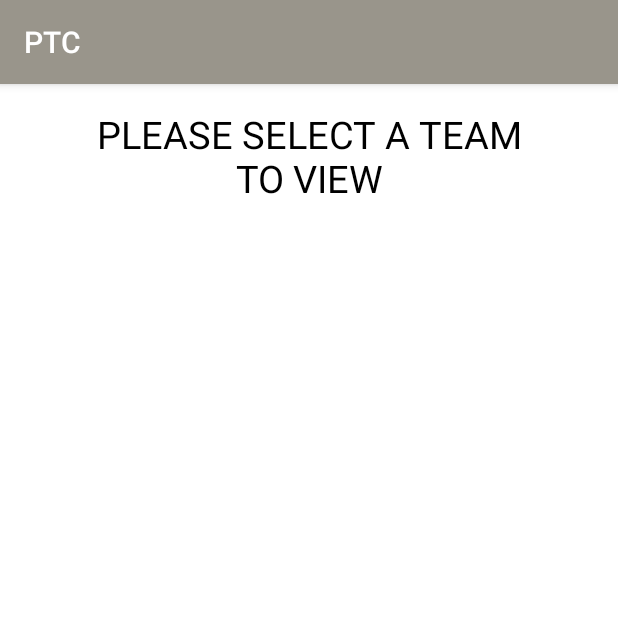
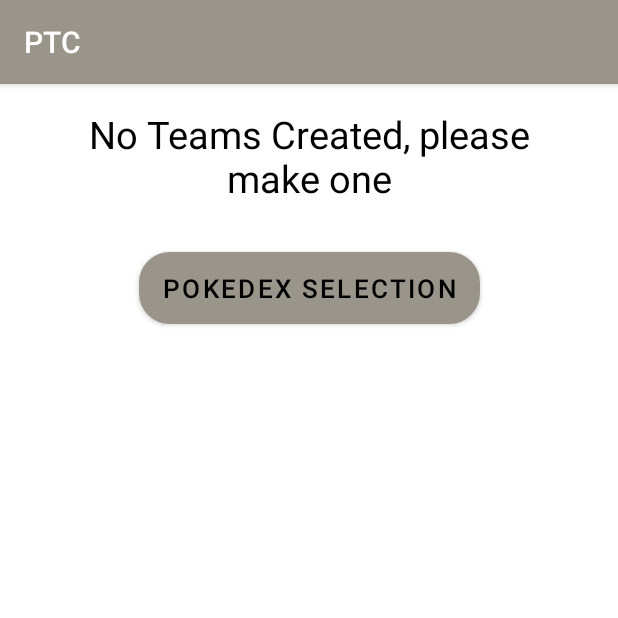
Before and after one commit to JoshGill3882/Pokemon-Team-Creator, an Android app: the TeamSelectionActivity screen opened directly, with no data from a screen before it, on a phone screen of 412 x 824 dp, the top half of it. Run offline under Robolectric (Android 15) with nearby library versions, the phone set to English and light mode, and no system bars.

Commit message:
Unnecessary ScrollView removed, error message displaying when there are no Teams to display

```diff
--- a/app/src/main/java/com/example/pokemonteamcreator/TeamSelectionActivity.java
+++ b/app/src/main/java/com/example/pokemonteamcreator/TeamSelectionActivity.java
@@ -7,6 +7,7 @@ import androidx.appcompat.app.AppCompatActivity;
 import android.content.Context;
 import android.content.SharedPreferences;
 import android.os.Bundle;
+import android.widget.TextView;
 
 public class TeamSelectionActivity extends AppCompatActivity {
 
@@ -18,6 +19,8 @@ public class TeamSelectionActivity extends AppCompatActivity {
         String teamNames = sharedPref.getString("teamNames", null);
         if (teamNames == null) {
             System.out.println("No Teams Present in Shared Preferences");
+            TextView topTextView = findViewById(R.id.teamSelectionText);
+            topTextView.setText(R.string.teamSelectionErrorText);
         } else {
             String[] teamNamesArray = teamNames.split(",");
             System.out.println(teamNames);
--- a/app/src/main/res/layout/activity_team_selection.xml
+++ b/app/src/main/res/layout/activity_team_selection.xml
@@ -1,14 +1,11 @@
 <?xml version="1.0" encoding="utf-8"?>
-<ScrollView xmlns:android="http://schemas.android.com/apk/res/android"
+<androidx.constraintlayout.widget.ConstraintLayout
+    xmlns:android="http://schemas.android.com/apk/res/android"
     xmlns:tools="http://schemas.android.com/tools"
     android:layout_width="match_parent"
     android:layout_height="match_parent"
     xmlns:app="http://schemas.android.com/apk/res-auto"
     tools:context=".TeamSelectionActivity" >
-
-    <androidx.constraintlayout.widget.ConstraintLayout
-        android:layout_width="match_parent"
-        android:layout_height="wrap_content" >
 
     <TextView
         android:id="@+id/teamSelectionText"
@@ -22,6 +19,24 @@
         app:layout_constraintRight_toRightOf="parent"
         app:layout_constraintLeft_toLeftOf="parent" />
 
+    <ListView
+        android:id="@+id/teamSelectionListView"
+        android:layout_width="match_parent"
+        android:layout_height="wrap_content"
+        android:layout_marginTop="16dp"
+        app:layout_constraintTop_toBottomOf="@+id/teamSelectionText"
+        app:layout_constraintRight_toRightOf="parent"
+        app:layout_constraintLeft_toLeftOf="parent" />
+
+    <Button
+        android:layout_width="wrap_content"
+        android:layout_height="wrap_content"
+        android:layout_marginTop="16dp"
+        android:background="@drawable/my_button"
+        android:text="@string/teamSelectionButton"
+        android:textSize="17sp"
+        app:layout_constraintTop_toBottomOf="@+id/teamSelectionListView"
+        app:layout_constraintRight_toRightOf="parent"
+        app:layout_constraintLeft_toLeftOf="parent" />
+
 </androidx.constraintlayout.widget.ConstraintLayout>
-
-</ScrollView>
--- a/app/src/main/res/values/strings.xml
+++ b/app/src/main/res/values/strings.xml
@@ -46,4 +46,6 @@
     <string name="pokedexSelection">POKEDEX SELECTION</string>
     <string name="teamSelection">TEAM SELECTION</string>
     <string name="teamSelectionText">PLEASE SELECT A TEAM TO VIEW</string>
+    <string name="teamSelectionButton">POKEDEX SELECTION</string>
+    <string name="teamSelectionErrorText">No Teams Created, please make one</string>
 </resources>
```
Lines whose indentation alone changed are shown as unchanged.
